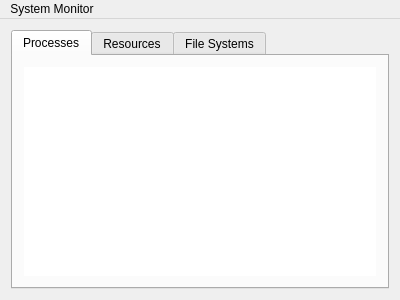
The window that mainwindow.ui (VioletDarkKitty/system-monitor) describes before a commit, drawn with Qt 5.
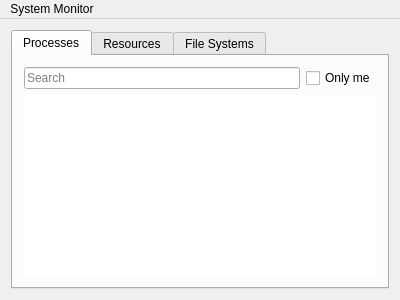
The same window after the commit. The open tabs and pages were chosen to show the change.

Commit message: Add checkbox to limit shown processes to ones owned by the current user. Use SIGNAL SLOT in resources thread for safety

What changed in the file:
```diff
--- a/mainwindow.ui
+++ b/mainwindow.ui
@@ -21,7 +21,7 @@
   </property>
   <widget class="QWidget" name="centralWidget">
    <layout class="QGridLayout" name="gridLayout_3">
-    <item row="0" column="1">
+    <item row="0" column="0">
      <widget class="QTabWidget" name="tabWidgetMain">
       <property name="enabled">
        <bool>true</bool>
@@ -41,6 +41,27 @@
        </attribute>
        <layout class="QGridLayout" name="gridLayout">
         <item row="0" column="0">
+         <layout class="QHBoxLayout" name="horizontalLayout_3">
+          <item>
+           <widget class="QLineEdit" name="lineEdit">
+            <property name="placeholderText">
+             <string>Search</string>
+            </property>
+           </widget>
+          </item>
+          <item>
+           <widget class="QCheckBox" name="processesFilterCheckbox">
+            <property name="enabled">
+             <bool>true</bool>
+            </property>
+            <property name="text">
+             <string>Only me</string>
+            </property>
+           </widget>
+          </item>
+         </layout>
+        </item>
+        <item row="1" column="0">
          <widget class="QTableWidget" name="tableProcesses">
           <property name="frameShape">
            <enum>QFrame::NoFrame</enum>
```
The commit also changes 4 other files.
